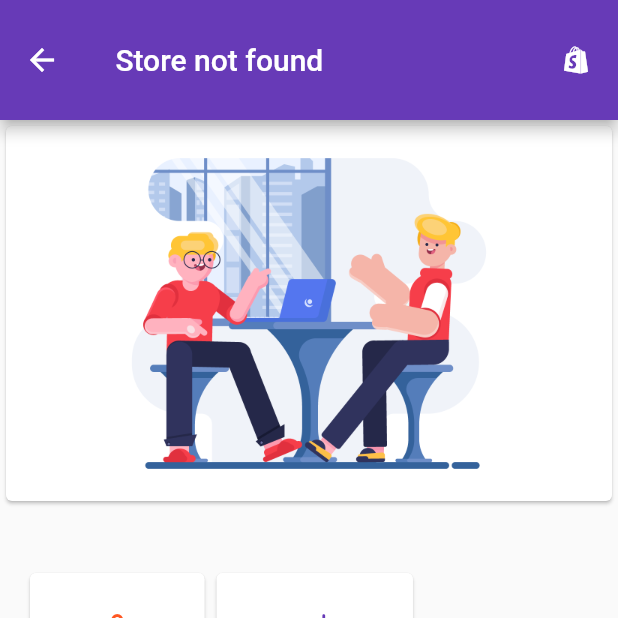
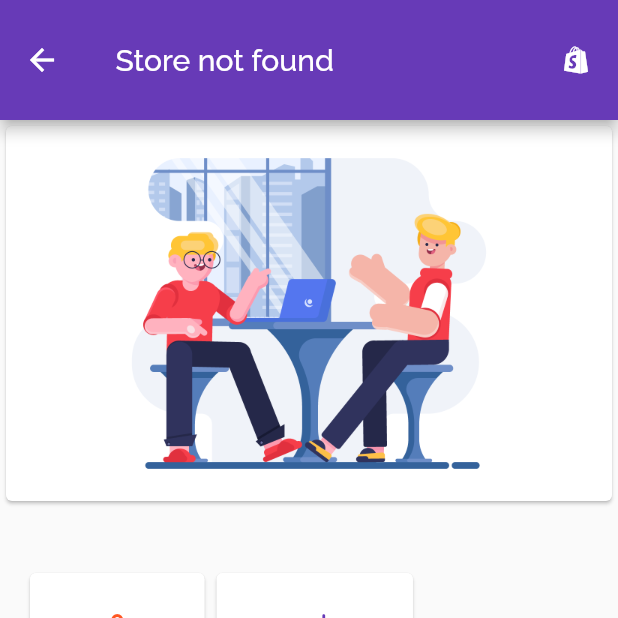
Before and after one commit to mechztcc/flutter-food-owner, a Flutter app: the HomePage screen opened by its route, on a phone screen of 412 x 824 dp, the top half of it. Run offline on Flutter 3.47's test engine with Material 2 defaults, Android fonts, the phone set to English and light mode, and no system bars; drawn by our look-alikes of salomon_bottom_bar; our stand-ins replace badges, dio, flutter_mobx, flutter_modular, google_fonts, hive and 3 more; missing offline and left inert: validatorless; accounts and stored records are empty; generated files the repository leaves out were written again.

Commit message:
feat: add google_fonts

```diff
--- a/lib/app/modules/home/pages/home_page.dart
+++ b/lib/app/modules/home/pages/home_page.dart
@@ -6,6 +6,7 @@
 import 'package:flutter_food_owner/app/modules/home/controllers/home_store.dart';
 import 'package:flutter_mobx/flutter_mobx.dart';
 import 'package:flutter_modular/flutter_modular.dart';
+import 'package:google_fonts/google_fonts.dart';
 import 'package:salomon_bottom_bar/salomon_bottom_bar.dart';
 
 class HomePage extends StatefulWidget {
@@ -54,9 +55,7 @@
                     children: [
                       Text(
                         controller.name,
-                        style: const TextStyle(
-                          color: Colors.white,
-                        ),
+                        style: GoogleFonts.raleway(),
                       ),
                       const SizedBox(
                         width: 20,
```
